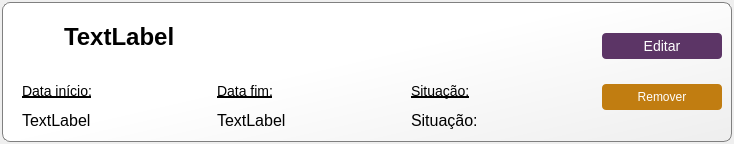
Qt form Telas/UI/itemResumoCNIS.ui (newprev/PrevCliente) before a commit.
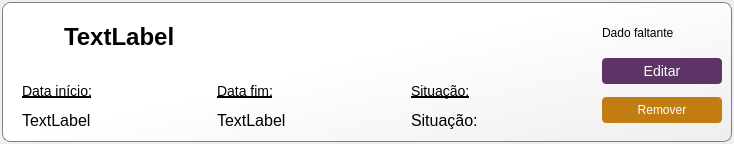
The same form after that commit. Icons and pictures are not drawn.

Commit message:
Inserção de indicativo de informação faltante
- Foi inserido um ícone informando a existência de um dado faltante no itemResumoCnis.ui

What changed in the file:
```diff
--- a/Telas/UI/itemResumoCNIS.ui
+++ b/Telas/UI/itemResumoCNIS.ui
@@ -26,12 +26,18 @@
 	font-size: 16px;
 }
 
-#lbInfoDataInicio, #lbInfoDataFim, #lbInfoSituacao {
+#lbInfoDataInicio, #lbInfoDataFim, 
+#lbInfoSituacao {
 	font-family: &quot;TeX Gyre Adventor&quot;;
 	font-size: 14px;
 	text-decoration: underline;
 }
 
+#lbInfoFalta {
+	font-family: &quot;TeX Gyre Adventor&quot;;
+	font-size: 12px;
+}
+
 /* --------------------------------- Frames --------------------------------- */
 #frMain {
 	/*background-color: white;*/
@@ -46,6 +52,23 @@
 	background-position: center;
 }
 
+#frInfoTag {
+	background: url(:/info/information-black-16.png);
+	background-repeat: no-repeat;
+	background-position: center;
+
+	border-radius: 4px;
+}
+
+#frInfoTag:hover {
+	background: url(:/info/information-white-16.png);
+	background-repeat: no-repeat;
+	background-position: center;
+
+	border-radius: 12px;
+	background-color: rgb(136, 138, 133);
+}
+
 
 /* --------------------------------- Push Button --------------------------------- */
 #pbEditar {
@@ -217,7 +240,7 @@
                <property name="bottomMargin">
                 <number>0</number>
                </property>
-               <item alignment="Qt::AlignVCenter">
+               <item>
                 <widget class="QLabel" name="lbCdEmp">
                  <property name="minimumSize">
                   <size>
@@ -431,6 +454,74 @@
          <property name="bottomMargin">
           <number>0</number>
          </property>
+         <item>
+          <widget class="QFrame" name="frDadoFaltante">
+           <property name="minimumSize">
+            <size>
+             <width>0</width>
+             <height>24</height>
+            </size>
+           </property>
+           <property name="maximumSize">
+            <size>
+             <width>16777215</width>
+             <height>24</height>
+            </size>
+           </property>
+           <property name="frameShape">
+            <enum>QFrame::NoFrame</enum>
+           </property>
+           <property name="frameShadow">
+            <enum>QFrame::Raised</enum>
+           </property>
+           <layout class="QHBoxLayout" name="horizontalLayout_6">
+            <property name="spacing">
+             <number>2</number>
+            </property>
+            <property name="leftMargin">
+             <number>0</number>
+            </property>
+            <property name="topMargin">
+             <number>0</number>
+            </property>
+            <property name="rightMargin">
+             <number>0</number>
+            </property>
+            <property name="bottomMargin">
+             <number>0</number>
+            </property>
+            <item alignment="Qt::AlignVCenter">
+             <widget class="QLabel" name="lbInfoFalta">
+              <property name="text">
+               <string>Dado faltante</string>
+              </property>
+             </widget>
+            </item>
+            <item>
+             <widget class="QFrame" name="frInfoTag">
+              <property name="minimumSize">
+               <size>
+                <width>24</width>
+                <height>24</height>
+               </size>
+              </property>
+              <property name="maximumSize">
+               <size>
+                <width>24</width>
+                <height>24</height>
+               </size>
+              </property>
+              <property name="frameShape">
+               <enum>QFrame::NoFrame</enum>
+              </property>
+              <property name="frameShadow">
+               <enum>QFrame::Raised</enum>
+              </property>
+             </widget>
+            </item>
+           </layout>
+          </widget>
+         </item>
          <item>
           <widget class="QPushButton" name="pbEditar">
            <property name="minimumSize">
```
The commit also changes 5 other files.
